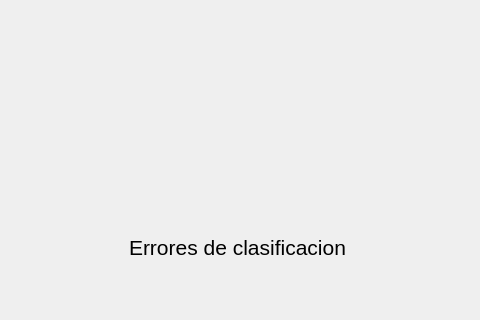
Qt form view/main_view.ui (augusto99-dev/AIKnnAlghoritm) before a commit; both pictures show x 491 to 971 and y 367 to 687 of the 1121 by 687 pixel window.
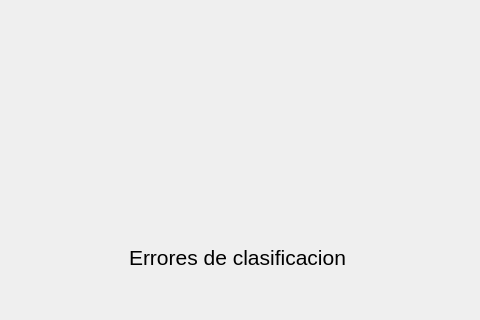
The same form after that commit. The open tabs and pages were chosen to show the change.

Commit message: AGREGARDO LABELS DE GRAFICO ERRORES

Diff of the .ui file:
```diff
--- a/view/main_view.ui
+++ b/view/main_view.ui
@@ -345,7 +345,7 @@
       <property name="geometry">
        <rect>
         <x>620</x>
-        <y>530</y>
+        <y>540</y>
         <width>223</width>
         <height>78</height>
        </rect>
```
The commit also changes 5 other files.
